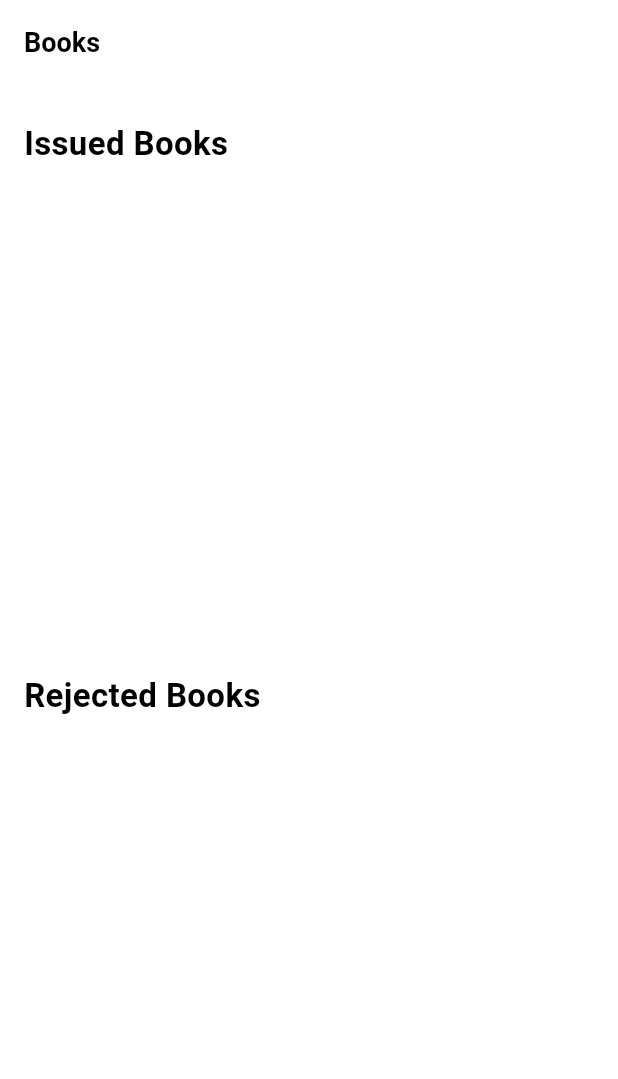
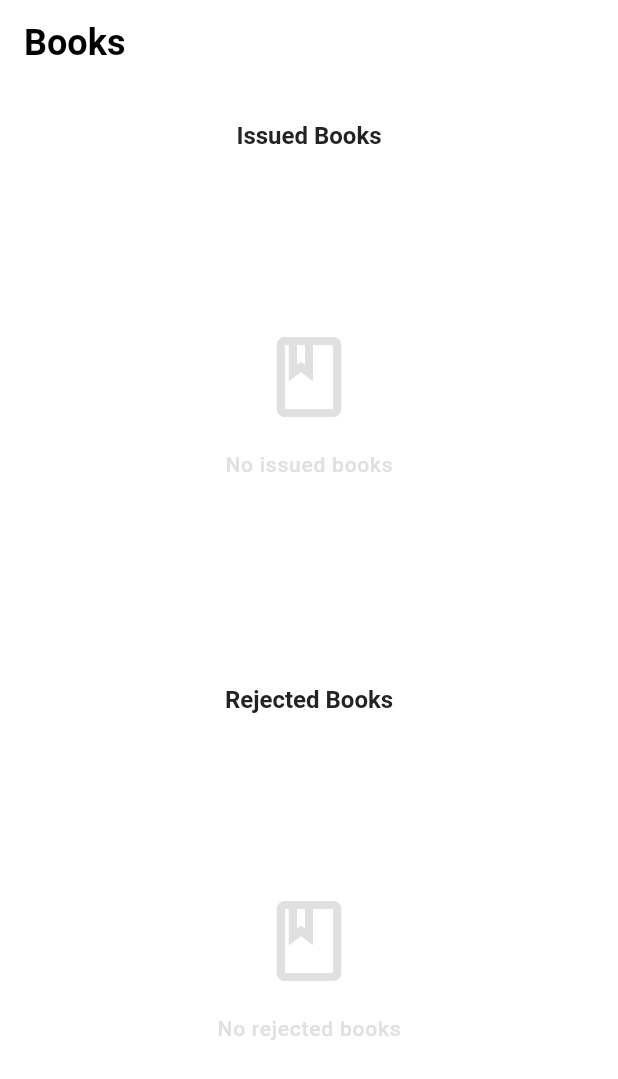
Before and after one commit to janakniraula/BookVerse, a Flutter app: the Received screen opened directly, on a phone screen of 412 x 824 dp. Shown: the top 1079 px of the screen. Run offline on Flutter 3.47's test engine with Material 3 defaults, Android fonts, the phone set to English and light mode, and no system bars; our stand-ins replace cached_network_image, carousel_slider, cloud_firestore, connectivity_plus, file_picker, firebase_auth and 12 more; missing offline and left inert: pdfx; accounts and stored records are empty; Roboto replaces fonts that are missing (Poppins); project files that could hold a hidden picture were left out.

Commit message:
Update theming for received books

```diff
--- a/lib/features/home/screens/user/received/received.dart
+++ b/lib/features/home/screens/user/received/received.dart
@@ -2,6 +2,8 @@ import 'package:flutter/material.dart';
 import 'package:cloud_firestore/cloud_firestore.dart';
 import 'package:firebase_auth/firebase_auth.dart';
 import 'package:intl/intl.dart';
+import '../../../../../utils/constants/colors.dart';
+import '../../../../../utils/helpers/helper_function.dart';
 
 class Received extends StatelessWidget {
   const Received({super.key});
@@ -9,39 +11,65 @@ class Received extends StatelessWidget {
   @override
   Widget build(BuildContext context) {
     final userId = FirebaseAuth.instance.currentUser?.uid;
+    final dark = THelperFunction.isDarkMode(context);
 
     if (userId == null) {
       return Scaffold(
         appBar: AppBar(
-          title: const Text('Books'),
+          backgroundColor: dark ? TColors.black : TColors.white,
+          title: Text(
+            'Books',
+            style: Theme.of(context).textTheme.headlineMedium,
           ),
-        body: const Center(
-          child: Text('No user is logged in.', style: TextStyle(fontSize: 18)),
+        ),
+        body: Center(
+          child: Text(
+            'No user is logged in.',
+            style: Theme.of(context).textTheme.bodyLarge,
+          ),
         ),
       );
     }
 
     return Scaffold(
       appBar: AppBar(
-        title: const Text('Books'),
+        backgroundColor: dark ? TColors.black : TColors.white,
+        elevation: 0,
+        title: Text(
+          'Books',
+          style: Theme.of(context).textTheme.headlineMedium,
+        ),
       ),
       body: Padding(
         padding: const EdgeInsets.all(16.0),
         child: Column(
           children: [
-            // Issued Books Section
-            Expanded(
-              child: Column(
-                crossAxisAlignment: CrossAxisAlignment.start,
-                children: [
-                  const Padding(
-                    padding: EdgeInsets.symmetric(vertical: 8.0),
-                    child: Text(
-                      'Issued Books',
-                      style: TextStyle(fontSize: 22, fontWeight: FontWeight.w600),
+            _buildSectionHeader(context, 'Issued Books', dark),
+            _buildIssuedBooksSection(context, userId, dark),
+            const SizedBox(height: 16),
+            _buildSectionHeader(context, 'Rejected Books', dark),
+            _buildRejectedBooksSection(context, userId, dark),
+          ],
         ),
       ),
-                  Expanded(
+    );
+  }
+
+  Widget _buildSectionHeader(BuildContext context, String title, bool dark) {
+    return Padding(
+      padding: const EdgeInsets.symmetric(vertical: 8.0),
+      child: Text(
+        title,
+        style: Theme.of(context).textTheme.titleLarge?.copyWith(
+          fontWeight: FontWeight.w600,
+          color: dark ? TColors.white : TColors.black,
+        ),
+      ),
+    );
+  }
+
+  Widget _buildIssuedBooksSection(BuildContext context, String userId, bool dark) {
+    return Expanded(
       child: StreamBuilder<QuerySnapshot>(
         stream: FirebaseFirestore.instance
             .collection('issuedBooks')
@@ -52,81 +80,40 @@ class Received extends StatelessWidget {
             return const Center(child: CircularProgressIndicator());
           }
           if (snapshot.hasError) {
-                          return Center(child: Text('Error: ${snapshot.error}', style: const TextStyle(fontSize: 16, color: Colors.red)));
+            return Center(
+              child: Text(
+                'Error: ${snapshot.error}',
+                style: TextStyle(
+                  fontSize: 16,
+                  color: TColors.error,
+                ),
+              ),
+            );
           }
 
           final issuedBooks = snapshot.data?.docs ?? [];
 
+          if (issuedBooks.isEmpty) {
+            return _buildEmptyState(context, 'No issued books', dark);
+          }
+
           return ListView.builder(
             itemCount: issuedBooks.length,
-                          itemBuilder: (context, index) {
-                            final book = issuedBooks[index].data() as Map<String, dynamic>;
-                            final docId = issuedBooks[index].id;
-                            DateTime? issuedDate = (book['issueDate'] as Timestamp?)?.toDate();
-                            String formattedIssuedDate = issuedDate != null
-                                ? DateFormat('yyyy-MM-dd – kk:mm').format(issuedDate)
-                                : 'N/A';
-
-                            return Card(
-                              margin: const EdgeInsets.symmetric(vertical: 8.0),
-                              shape: RoundedRectangleBorder(
-                                borderRadius: BorderRadius.circular(10),
-                                side: const BorderSide(color: Colors.grey, width: 0.5),
-                              ),
-                              elevation: 3,
-                              child: Padding(
-                                padding: const EdgeInsets.all(12.0),
-                                child: ListTile(
-                                  leading: ClipRRect(
-                                    borderRadius: BorderRadius.circular(8.0),
-                                    child: Image.network(
-                                      book['imageUrl'] ?? 'https://via.placeholder.com/150',
-                                      width: 50,
-                                      height: 75,
-                                      fit: BoxFit.cover,
-                                    ),
-                                  ),
-                                  title: Text(
-                                    book['title'] ?? 'No Title',
-                                    style: const TextStyle(fontWeight: FontWeight.bold),
-                                  ),
-                                  subtitle: Column(
-                                    crossAxisAlignment: CrossAxisAlignment.start,
-                                    children: [
-                                      Text('Author: ${book['writer'] ?? 'Unknown'}'),
-                                      Text('Issued Date: $formattedIssuedDate'),
-                                    ],
-                                  ),
-                                  trailing: IconButton(
-                                    icon: const Icon(Icons.restore_from_trash, color: Colors.red),
-                                    onPressed: () {
-                                      _confirmReturnBook(context, docId, book);
-                                    },
-                                  ),
-                                ),
+            itemBuilder: (context, index) => _buildBookCard(
+              context,
+              issuedBooks[index].data() as Map<String, dynamic>,
+              issuedBooks[index].id,
+              true,
+              dark,
             ),
           );
         },
+      ),
     );
-                      },
-                    ),
-                  ),
-                ],
-              ),
-            ),
-            // Rejected Books Section
-            Expanded(
-              child: Column(
-                crossAxisAlignment: CrossAxisAlignment.start,
-                children: [
-                  const Padding(
-                    padding: EdgeInsets.symmetric(vertical: 8.0),
-                    child: Text(
-                      'Rejected Books',
-                      style: TextStyle(fontSize: 22, fontWeight: FontWeight.w600),
-                    ),
-                  ),
-                  Expanded(
+  }
+
+  Widget _buildRejectedBooksSection(BuildContext context, String userId, bool dark) {
+    return Expanded(
       child: StreamBuilder<QuerySnapshot>(
         stream: FirebaseFirestore.instance
             .collection('rejectedBooks')
@@ -137,71 +124,158 @@ class Received extends StatelessWidget {
             return const Center(child: CircularProgressIndicator());
           }
           if (snapshot.hasError) {
-                          return Center(child: Text('Error: ${snapshot.error}', style: const TextStyle(fontSize: 16, color: Colors.red)));
+            return Center(
+              child: Text(
+                'Error: ${snapshot.error}',
+                style: TextStyle(
+                  fontSize: 16,
+                  color: TColors.error,
+                ),
+              ),
+            );
           }
 
           final rejectedBooks = snapshot.data?.docs ?? [];
 
+          if (rejectedBooks.isEmpty) {
+            return _buildEmptyState(context, 'No rejected books', dark);
+          }
+
           return ListView.builder(
             itemCount: rejectedBooks.length,
-                          itemBuilder: (context, index) {
-                            final book = rejectedBooks[index].data() as Map<String, dynamic>;
-                            final docId = rejectedBooks[index].id;
-                            DateTime? rejectionDate = (book['rejectionDate'] as Timestamp?)?.toDate();
-                            String formattedRejectionDate = rejectionDate != null
-                                ? DateFormat('yyyy-MM-dd – kk:mm').format(rejectionDate)
+            itemBuilder: (context, index) => _buildBookCard(
+              context,
+              rejectedBooks[index].data() as Map<String, dynamic>,
+              rejectedBooks[index].id,
+              false,
+              dark,
+            ),
+          );
+        },
+      ),
+    );
+  }
+
+  Widget _buildEmptyState(BuildContext context, String message, bool dark) {
+    return Center(
+      child: Column(
+        mainAxisAlignment: MainAxisAlignment.center,
+        children: [
+          Icon(
+            Icons.book_outlined,
+            size: 64,
+            color: dark ? TColors.darkGrey : TColors.grey,
+          ),
+          const SizedBox(height: 16),
+          Text(
+            message,
+            style: Theme.of(context).textTheme.bodyLarge?.copyWith(
+              color: dark ? TColors.darkGrey : TColors.grey,
+            ),
+          ),
+        ],
+      ),
+    );
+  }
+
+  Widget _buildBookCard(
+    BuildContext context,
+    Map<String, dynamic> book,
+    String docId,
+    bool isIssued,
+    bool dark,
+  ) {
+    DateTime? date = isIssued
+        ? (book['issueDate'] as Timestamp?)?.toDate()
+        : (book['rejectionDate'] as Timestamp?)?.toDate();
+    String formattedDate = date != null
+        ? DateFormat('yyyy-MM-dd – kk:mm').format(date)
         : 'N/A';
 
     return Card(
       margin: const EdgeInsets.symmetric(vertical: 8.0),
+      elevation: 2,
+      color: dark ? TColors.darkContainer : TColors.white,
       shape: RoundedRectangleBorder(
-                                borderRadius: BorderRadius.circular(10),
-                                side: const BorderSide(color: Colors.grey, width: 0.5),
+        borderRadius: BorderRadius.circular(12),
+        side: BorderSide(
+          color: dark ? TColors.darkGrey : TColors.grey,
+          width: 0.5,
         ),
-                              elevation: 3,
+      ),
       child: Padding(
         padding: const EdgeInsets.all(12.0),
         child: ListTile(
-                                  leading: ClipRRect(
-                                    borderRadius: BorderRadius.circular(8.0),
-                                    child: Image.network(
-                                      book['imageUrl'] ?? 'https://via.placeholder.com/150',
-                                      width: 50,
-                                      height: 75,
-                                      fit: BoxFit.cover,
-                                    ),
-                                  ),
+          leading: _buildBookImage(book['imageUrl']),
           title: Text(
             book['title'] ?? 'No Title',
-                                    style: const TextStyle(fontWeight: FontWeight.bold),
+            style: Theme.of(context).textTheme.titleMedium?.copyWith(
+              fontWeight: FontWeight.bold,
+              color: dark ? TColors.white : TColors.black,
+            ),
           ),
           subtitle: Column(
             crossAxisAlignment: CrossAxisAlignment.start,
             children: [
-                                      Text('Author: ${book['writer'] ?? 'Unknown'}'),
-                                      Text('Rejection Date: $formattedRejectionDate'),
-                                      Text('Reason: ${book['rejectionReason'] ?? 'N/A'}'),
+              Text(
+                'Author: ${book['writer'] ?? 'Unknown'}',
+                style: Theme.of(context).textTheme.bodyMedium?.copyWith(
+                  color: dark ? TColors.white.withOpacity(0.7) : TColors.black.withOpacity(0.7),
+                ),
+              ),
+              Text(
+                '${isIssued ? 'Issued' : 'Rejection'} Date: $formattedDate',
+                style: Theme.of(context).textTheme.bodyMedium?.copyWith(
+                  color: dark ? TColors.white.withOpacity(0.7) : TColors.black.withOpacity(0.7),
+                ),
+              ),
+              if (!isIssued && book['rejectionReason'] != null)
+                Text(
+                  'Reason: ${book['rejectionReason']}',
+                  style: Theme.of(context).textTheme.bodyMedium?.copyWith(
+                    color: TColors.error.withOpacity(0.8),
+                  ),
+                ),
             ],
           ),
           trailing: IconButton(
-                                    icon: const Icon(Icons.check_circle, color: Colors.green),
+            icon: Icon(
+              isIssued ? Icons.restore_from_trash : Icons.check_circle,
+              color: isIssued ? TColors.error : TColors.success,
+            ),
             onPressed: () {
+              if (isIssued) {
+                _confirmReturnBook(context, docId, book);
+              } else {
                 _removeBook(docId);
+              }
             },
           ),
         ),
       ),
     );
-                          },
+  }
+
+  Widget _buildBookImage(String? imageUrl) {
+    return ClipRRect(
+      borderRadius: BorderRadius.circular(8.0),
+      child: Image.network(
+        imageUrl ?? 'https://via.placeholder.com/150',
+        width: 50,
+        height: 75,
+        fit: BoxFit.cover,
+        errorBuilder: (context, error, stackTrace) {
+          final dark = THelperFunction.isDarkMode(context);
+          return Container(
+            width: 50,
+            height: 75,
+            color: dark ? TColors.darkGrey : TColors.grey,
+            child: Icon(
+              Icons.book,
+              color: dark ? TColors.white : TColors.black,
+            ),
           );
         },
-                    ),
-                  ),
-                ],
-              ),
-            ),
-          ],
-        ),
       ),
     );
   }
```
Lines whose indentation alone changed are shown as unchanged.
